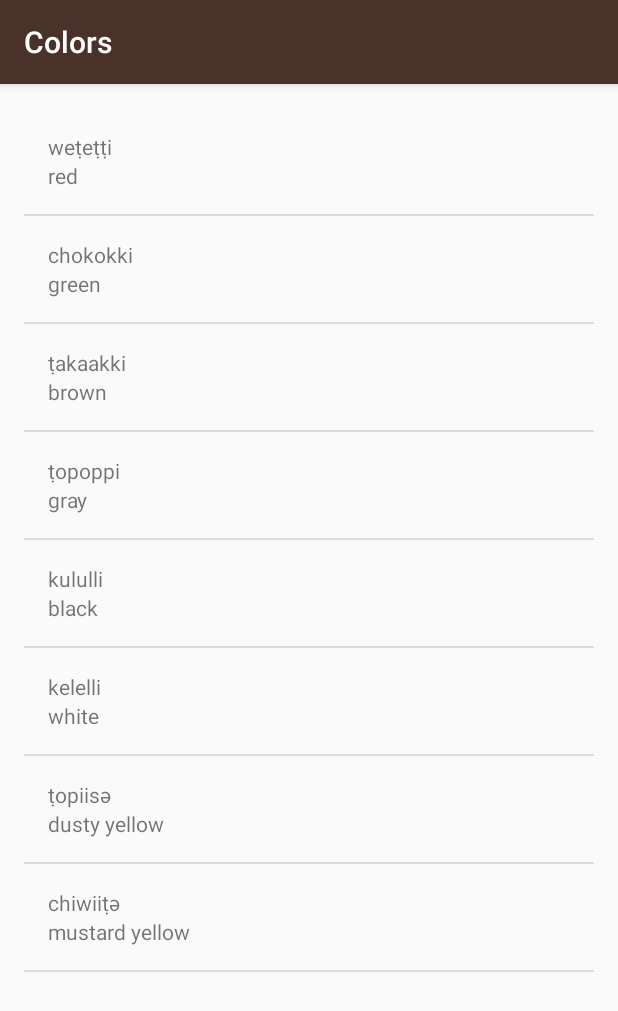
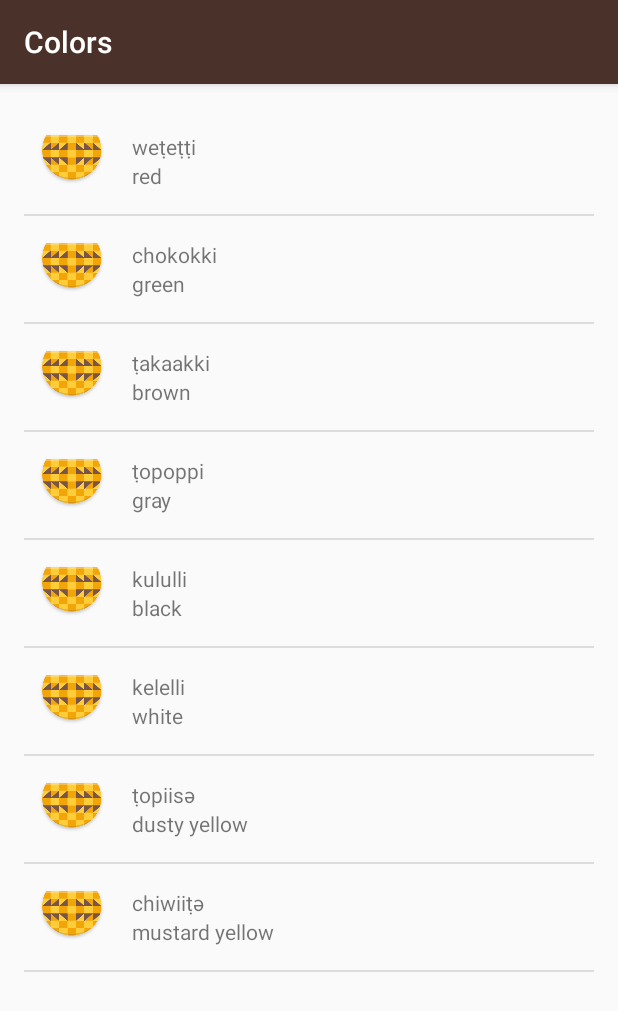
Before and after one commit to snail15/Miwok, an Android app: the ColorsActivity screen opened directly, with no data from a screen before it, on a phone screen of 412 x 824 dp. Shown: the top 1011 px of the screen. Run offline under Robolectric (Android 15) with nearby library versions, the phone set to English and light mode, and no system bars.

Commit message:
Change adapter

```diff
--- a/app/src/main/res/layout/list_item.xml
+++ b/app/src/main/res/layout/list_item.xml
@@ -1,11 +1,27 @@
 <?xml version="1.0" encoding="utf-8"?>
+<RelativeLayout xmlns:android="http://schemas.android.com/apk/res/android"
+    xmlns:tools="http://schemas.android.com/tools"
+    android:layout_width="wrap_content"
+    android:layout_height="wrap_content">
+
+
+    <ImageView
+        android:id="@+id/list_image"
+        android:src="@mipmap/ic_launcher"
+        android:layout_width="wrap_content"
+        android:layout_height="wrap_content"
+        android:paddingTop="8dp"
+        android:paddingLeft="8dp"
+        android:foregroundGravity="center_vertical"
+        />
+
+
     <LinearLayout
-    xmlns:android="http://schemas.android.com/apk/res/android"
-    xmlns:tools="http://schemas.android.com/tools"
         android:layout_width="match_parent"
-    android:layout_height="match_parent"
+        android:layout_height="wrap_content"
         android:padding="16dp"
-    android:orientation="vertical">
+        android:orientation="vertical"
+        android:layout_toRightOf="@id/list_image">
 
         <TextView
             android:id="@+id/miwok_text_view"
@@ -20,3 +36,4 @@
             tools:text ="one"/>
 
     </LinearLayout>
+</RelativeLayout>
```
Lines whose indentation alone changed are shown as unchanged.
